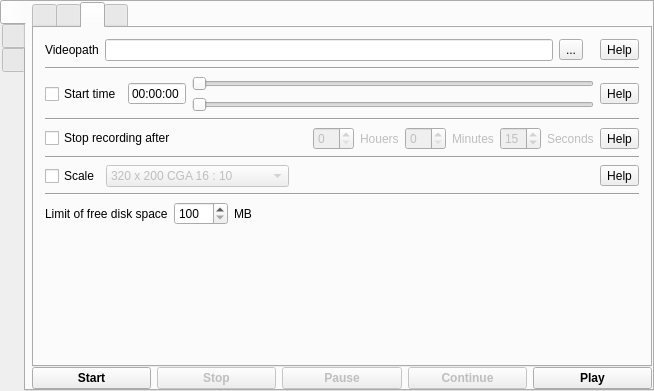
Old version of the form mainwindow.ui in the repository vkohaupt/vokoscreenNG.
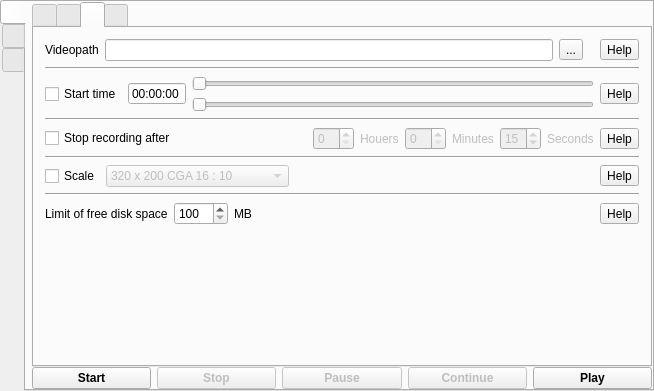
New version of the form. The open tabs and pages were chosen to show the change. Icons and pictures are not drawn.

What changed in the file:
```diff
--- a/mainwindow.ui
+++ b/mainwindow.ui
@@ -937,6 +937,8 @@
              </widget>
             </item>
             <item>
+             <layout class="QHBoxLayout" name="horizontalLayout_28">
+              <item>
              <widget class="QFrame" name="frame_2">
               <property name="frameShape">
                <enum>QFrame::NoFrame</enum>
@@ -998,6 +1000,15 @@
              </widget>
             </item>
             <item>
+               <widget class="QToolButton" name="toolButtonLimitOfFreeDiskSpaceHelp">
+                <property name="text">
+                 <string>Help</string>
+                </property>
+               </widget>
+              </item>
+             </layout>
+            </item>
+            <item>
              <spacer name="verticalSpacer_3">
               <property name="orientation">
                <enum>Qt::Vertical</enum>
```
Left out of the diff: 10 changed lines with no effect on the pictures. Lines whose indentation alone changed are shown as unchanged.
